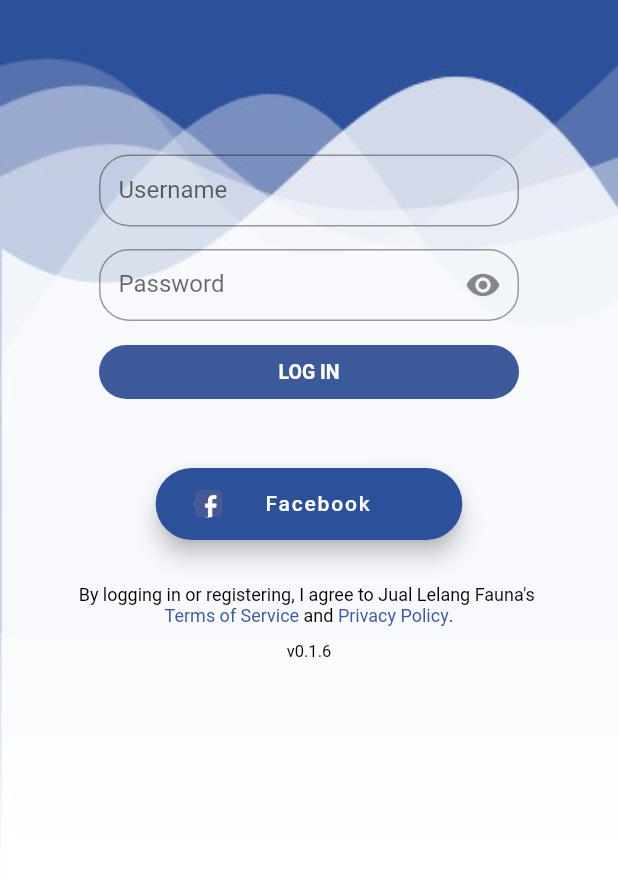
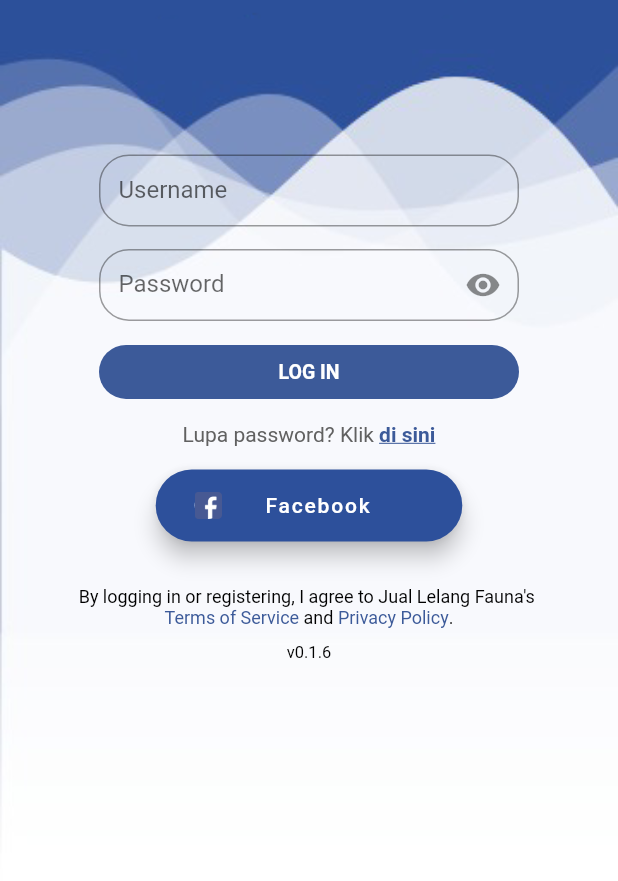
Before and after one commit to myfacefx/jlmobile, a Flutter app: the LoginPage screen opened by its route, on a phone screen of 412 x 824 dp, the part 352-1233 px from its top. Run offline on Flutter 3.47's test engine with Material 2 defaults, Android fonts, the phone set to English and light mode, and no system bars; our stand-ins replace cached_network_image, carousel_pro, carousel_slider, cloud_firestore, firebase_analytics, firebase_messaging and 13 more; missing offline and left inert: flutter_facebook_login, flutter_video_compress, flutter_webview_plugin, mailer, multi_image_picker; accounts and stored records are empty; network calls fail.

Commit message:
add forgot password, rev ui created date

```diff
--- a/lib/main.dart
+++ b/lib/main.dart
@@ -1,10 +1,11 @@
+import 'package:firebase_analytics/firebase_analytics.dart';
+import 'package:firebase_analytics/observer.dart';
 import 'package:flutter/material.dart';
 import 'package:jlf_mobile/globals.dart' as globals;
 import 'package:jlf_mobile/pages/about.dart';
 import 'package:jlf_mobile/pages/auction/create.dart';
 import 'package:jlf_mobile/pages/blacklist.dart';
 import 'package:jlf_mobile/pages/blacklist_animal.dart';
-import 'package:jlf_mobile/pages/chat.dart';
 import 'package:jlf_mobile/pages/chat_list.dart';
 import 'package:jlf_mobile/pages/donasi.dart';
 import 'package:jlf_mobile/pages/faq.dart';
@@ -13,20 +14,18 @@ import 'package:jlf_mobile/pages/how_to.dart';
 import 'package:jlf_mobile/pages/intro.dart';
 import 'package:jlf_mobile/pages/our_bid.dart';
 import 'package:jlf_mobile/pages/our_product.dart';
-import 'package:jlf_mobile/pages/product/edit.dart';
 import 'package:jlf_mobile/pages/rekber.dart';
 import 'package:jlf_mobile/pages/setting.dart';
 import 'package:jlf_mobile/pages/up_coming.dart';
 import 'package:jlf_mobile/pages/user/edit_password.dart';
 import 'package:jlf_mobile/pages/user/edit_profile.dart';
+import 'package:jlf_mobile/pages/user/forgot_password.dart';
 import 'package:jlf_mobile/pages/user/login.dart';
 import 'package:jlf_mobile/pages/user/notification.dart';
 import 'package:jlf_mobile/pages/user/profile.dart';
 import 'package:jlf_mobile/pages/user/register.dart';
 import 'package:jlf_mobile/pages/verification.dart';
 import 'package:jlf_mobile/themes.dart';
-import 'package:firebase_analytics/firebase_analytics.dart';
-import 'package:firebase_analytics/observer.dart';
 
 void main() => runApp(MyApp());
 
@@ -92,6 +91,8 @@ class MyApp extends StatelessWidget {
         '/blacklist-animal': (BuildContext context) => BlacklistAnimalPage(),
         '/verification': (BuildContext context) => VerificationPage(),
         '/upcoming': (BuildContext context) => UpComingPage(),
+        '/forget-password': (BuildContext context) => ForgotPasswordPage(),
+
         // '/edit-product': (BuildContext context) => EditProductPage()
       },
     );
--- a/lib/pages/user/edit_profile.dart
+++ b/lib/pages/user/edit_profile.dart
@@ -480,7 +480,7 @@ class _EditProfilePageState extends State<EditProfilePage> {
                 _descriptionInput(),
                 _provinceInput(),
                 regencyLoading ? globals.isLoading() : _regencyInput(),
-                _phoneNumberInput(),
+                // _phoneNumberInput(),
                 Container(
                     width: 300,
                     padding: EdgeInsets.fromLTRB(10, 0, 10, 10),
--- a/lib/pages/user/login.dart
+++ b/lib/pages/user/login.dart
@@ -10,7 +10,6 @@ import 'package:jlf_mobile/models/user.dart';
 import 'package:jlf_mobile/pages/user/register.dart';
 import 'package:jlf_mobile/services/user_services.dart';
 import 'package:jlf_mobile/services/version_services.dart';
-import 'package:url_launcher/url_launcher.dart';
 
 class LoginPage extends StatefulWidget {
   @override
@@ -101,7 +100,7 @@ class _LoginPage extends State<LoginPage> {
             // print(user.toJson());
 
             saveLocalData('user', json.encode(response['data']));
-            print(response['data']);
+            // print(response['data']);
 
             globals.user = user;
             globals.state = "home";
@@ -257,6 +256,47 @@ class _LoginPage extends State<LoginPage> {
     return;
   }
 
+  Widget _registerManual() {
+    return Container(
+      width: 300,
+      child: Center(
+          child: GestureDetector(
+              onTap: () => Navigator.of(context).pushNamed("/register"),
+              child: Row(
+                mainAxisAlignment: MainAxisAlignment.center,
+                children: <Widget>[
+                  globals.myText(
+                      text: "Tidak punya akun? Klik ", color: "dark"),
+                  globals.myText(
+                      text: "di sini",
+                      weight: "SB",
+                      decoration: TextDecoration.underline,
+                      color: "primary"),
+                ],
+              ))),
+    );
+  }
+
+  Widget _forgetPassword() {
+    return Container(
+      width: 300,
+      child: Center(
+          child: GestureDetector(
+              onTap: () => Navigator.of(context).pushNamed("/forget-password"),
+              child: Row(
+                mainAxisAlignment: MainAxisAlignment.center,
+                children: <Widget>[
+                  globals.myText(text: "Lupa password? Klik ", color: "dark"),
+                  globals.myText(
+                      text: "di sini",
+                      weight: "SB",
+                      decoration: TextDecoration.underline,
+                      color: "primary"),
+                ],
+              ))),
+    );
+  }
+
   Widget _floatingButton(String icon) {
     Color backgr =
         icon == "Facebook" ? Color.fromRGBO(45, 80, 155, 1) : Colors.white;
@@ -264,7 +304,7 @@ class _LoginPage extends State<LoginPage> {
     Color clrText = icon != "Facebook" ? Colors.black : Colors.white;
 
     return Container(
-      padding: EdgeInsets.fromLTRB(0, 20, 0, 0),
+      padding: EdgeInsets.fromLTRB(0, 0, 0, 0),
       child: FloatingActionButton.extended(
         onPressed: () {
           !loginLoading ? _loginWithFacebook() : _doNothing();
@@ -371,16 +411,20 @@ class _LoginPage extends State<LoginPage> {
       },
       child: SafeArea(
         child: Scaffold(
-          body: Stack(
+            body: ListView(
+          shrinkWrap: true,
+          children: <Widget>[
+            Stack(
               children: <Widget>[
                 _buildBackground(),
                 ListView(
+                  shrinkWrap: true,
                   children: <Widget>[
                     Container(
                         height: globals.mh(context) * 0.4,
                         child: Center(
-                        child:
-                            Image.asset("assets/images/logo.png", height: 140),
+                          child: Image.asset("assets/images/logo.png",
+                              height: 140),
                         )),
                     membersCount != null
                         ? globals.myText(
@@ -412,13 +456,12 @@ class _LoginPage extends State<LoginPage> {
                                 style: TextStyle(color: Colors.black),
                                 controller: usernameController,
                                 decoration: InputDecoration(
-                                  // filled: true,
-                                  // fillColor: Colors.white,
                                     contentPadding: EdgeInsets.all(13),
                                     hintText: "Username",
                                     labelText: "Username",
                                     border: OutlineInputBorder(
-                                      borderRadius: BorderRadius.circular(20))),
+                                        borderRadius:
+                                            BorderRadius.circular(20))),
                               )),
                           Padding(padding: EdgeInsets.only(top: 5)),
                           Container(
@@ -450,46 +493,33 @@ class _LoginPage extends State<LoginPage> {
                                     contentPadding: EdgeInsets.all(13),
                                     hintText: "Password",
                                     labelText: "Password",
-                                  // filled: true,
-                                  // fillColor: Colors.white,
                                     border: OutlineInputBorder(
-                                      borderRadius: BorderRadius.circular(20))),
+                                        borderRadius:
+                                            BorderRadius.circular(20))),
                               )),
                           Container(
                               width: 300,
                               padding: EdgeInsets.fromLTRB(10, 0, 10, 10),
                               child: FlatButton(
-                                onPressed: () => loginLoading ? null : _logIn(),
-                                child: Text(loginLoading ? "Loading" : "LOG IN",
+                                  onPressed: () =>
+                                      loginLoading ? null : _logIn(),
+                                  child: Text(
+                                      loginLoading ? "Loading" : "LOG IN",
                                       style:
                                           Theme.of(context).textTheme.display4),
                                   color: loginLoading
                                       ? Colors.grey
                                       : Theme.of(context).primaryColor,
                                   shape: RoundedRectangleBorder(
-                                    borderRadius: BorderRadius.circular(20)))),
-                        // Container(
-                        //   width: 300,
-                        //   child: Center(
-                        //       child: GestureDetector(
-                        //           onTap: () => Navigator.of(context)
-                        //               .pushNamed("/register"),
-                        //           child: Row(
-                        //             mainAxisAlignment: MainAxisAlignment.center,
-                        //             children: <Widget>[
-                        //               globals.myText(
-                        //                   text: "Tidak punya akun? Klik ",
-                        //                   color: "dark"),
-                        //               globals.myText(
-                        //                   text: "di sini",
-                        //                   weight: "SB",
-                        //                   decoration: TextDecoration.underline,
-                        //                   color: "primary"),
-                        //             ],
-                        //           ))),
+                                      borderRadius:
+                                          BorderRadius.circular(20)))),
+                          // _registerManual(),
+                          // SizedBox(
+                          //   height: 10,
                           // ),
+                          _forgetPassword(),
                           SizedBox(
-                          height: 10,
+                            height: 15,
                           ),
                           _floatingButton("Facebook"),
                           SizedBox(height: 30),
@@ -513,7 +543,8 @@ class _LoginPage extends State<LoginPage> {
                 )
               ],
             ),
-        ),
+          ],
+        )),
       ),
     );
   }
```
Also changed, not shown: lib/globals.dart (+51 -3 lines), lib/pages/category_detail.dart (+6 -3 lines), lib/pages/user/forgot_password.dart (added, +112 -0 lines). Lines whose indentation alone changed are shown as unchanged.
